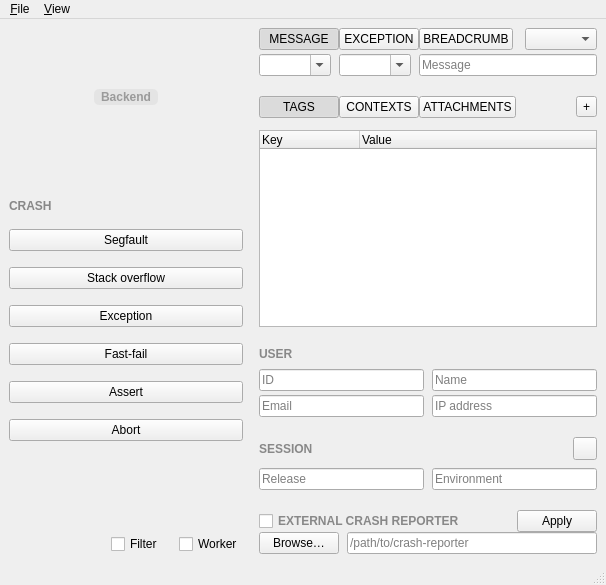
First picture: the form in src/sentrywindow.ui, repository jpnurmi/sentry-playground, before the edit.
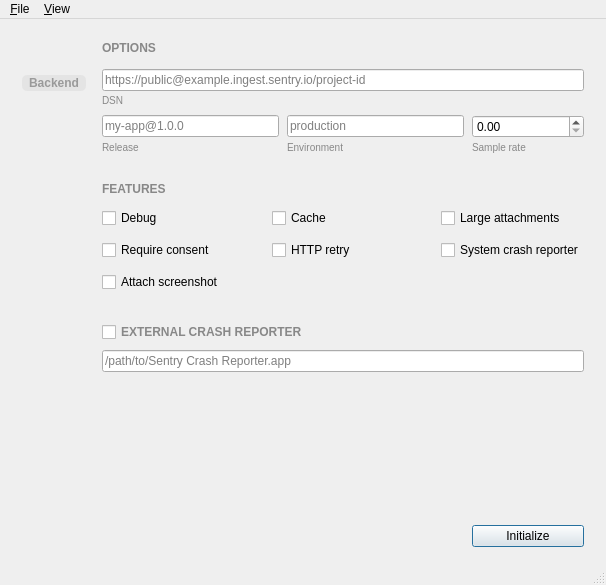
Second picture: the form after the edit. Icons and pictures are not drawn.

Commit message: Init page

```diff
--- a/src/sentrywindow.ui
+++ b/src/sentrywindow.ui
@@ -14,6 +14,548 @@
    <string>Sentry Playground</string>
   </property>
   <widget class="QWidget" name="centralwidget">
+   <layout class="QVBoxLayout" name="windowLayout">
+    <property name="spacing">
+     <number>0</number>
+    </property>
+    <property name="leftMargin">
+     <number>0</number>
+    </property>
+    <property name="topMargin">
+     <number>0</number>
+    </property>
+    <property name="rightMargin">
+     <number>0</number>
+    </property>
+    <property name="bottomMargin">
+     <number>0</number>
+    </property>
+    <item>
+     <widget class="QStackedWidget" name="pages">
+      <widget class="QWidget" name="initPage">
+       <layout class="QHBoxLayout" name="initColumnsLayout">
+        <property name="spacing">
+         <number>16</number>
+        </property>
+        <property name="leftMargin">
+         <number>22</number>
+        </property>
+        <property name="topMargin">
+         <number>22</number>
+        </property>
+        <property name="rightMargin">
+         <number>22</number>
+        </property>
+        <property name="bottomMargin">
+         <number>16</number>
+        </property>
+        <item>
+         <widget class="QWidget" name="initLeftPanel" native="true">
+          <layout class="QVBoxLayout" name="initLeftColumn">
+           <property name="spacing">
+            <number>0</number>
+           </property>
+           <property name="leftMargin">
+            <number>0</number>
+           </property>
+           <property name="topMargin">
+            <number>0</number>
+           </property>
+           <property name="rightMargin">
+            <number>0</number>
+           </property>
+           <property name="bottomMargin">
+            <number>0</number>
+           </property>
+           <item>
+            <spacer name="initLogoTopSpacer">
+             <property name="orientation">
+              <enum>Qt::Orientation::Vertical</enum>
+             </property>
+             <property name="sizeType">
+              <enum>QSizePolicy::Policy::Fixed</enum>
+             </property>
+             <property name="sizeHint" stdset="0">
+              <size>
+               <width>0</width>
+               <height>4</height>
+              </size>
+             </property>
+            </spacer>
+           </item>
+           <item>
+            <widget class="QLabel" name="initLogo">
+             <property name="pixmap">
+              <pixmap resource="../assets/assets.qrc">:/assets/sentry-glyph-light@2x.png</pixmap>
+             </property>
+             <property name="alignment">
+              <set>Qt::AlignmentFlag::AlignCenter</set>
+             </property>
+            </widget>
+           </item>
+           <item>
+            <spacer name="initLogoBackendSpacer">
+             <property name="orientation">
+              <enum>Qt::Orientation::Vertical</enum>
+             </property>
+             <property name="sizeType">
+              <enum>QSizePolicy::Policy::Fixed</enum>
+             </property>
+             <property name="sizeHint" stdset="0">
+              <size>
+               <width>0</width>
+               <height>16</height>
+              </size>
+             </property>
+            </spacer>
+           </item>
+           <item alignment="Qt::AlignmentFlag::AlignHCenter">
+            <widget class="QLabel" name="initBackendLabel">
+             <property name="styleSheet">
+              <string notr="true">color: #9a9a9a; font-weight: bold; background-color: rgba(136, 136, 136, 28); border: none; border-radius: 5px; padding: 1px 7px;</string>
+             </property>
+             <property name="text">
+              <string>Backend</string>
+             </property>
+             <property name="alignment">
+              <set>Qt::AlignmentFlag::AlignCenter</set>
+             </property>
+            </widget>
+           </item>
+           <item>
+            <spacer name="initLeftBottomSpacer">
+             <property name="orientation">
+              <enum>Qt::Orientation::Vertical</enum>
+             </property>
+             <property name="sizeHint" stdset="0">
+              <size>
+               <width>0</width>
+               <height>0</height>
+              </size>
+             </property>
+            </spacer>
+           </item>
+          </layout>
+         </widget>
+        </item>
+        <item>
+         <layout class="QVBoxLayout" name="initRightColumn">
+          <property name="spacing">
+           <number>0</number>
+          </property>
+          <item>
+           <widget class="QLabel" name="initOptionsHeader">
+            <property name="styleSheet">
+             <string notr="true">color: #888; font-weight: bold;</string>
+            </property>
+            <property name="text">
+             <string>OPTIONS</string>
+            </property>
+           </widget>
+          </item>
+          <item>
+           <spacer name="initOptionsHeaderSpacer">
+            <property name="orientation">
+             <enum>Qt::Orientation::Vertical</enum>
+            </property>
+            <property name="sizeType">
+             <enum>QSizePolicy::Policy::Fixed</enum>
+            </property>
+            <property name="sizeHint" stdset="0">
+             <size>
+              <width>0</width>
+              <height>14</height>
+             </size>
+            </property>
+           </spacer>
+          </item>
+          <item>
+           <layout class="QVBoxLayout" name="dsnFieldLayout">
+            <property name="spacing">
+             <number>3</number>
+            </property>
+            <item>
+             <widget class="QLineEdit" name="dsnEdit">
+              <property name="placeholderText">
+               <string>https://public@example.ingest.sentry.io/project-id</string>
+              </property>
+              <property name="clearButtonEnabled">
+               <bool>true</bool>
+              </property>
+             </widget>
+            </item>
+            <item>
+             <widget class="QLabel" name="dsnLabel">
+              <property name="styleSheet">
+               <string notr="true">color: #888; font-size: 10px;</string>
+              </property>
+              <property name="text">
+               <string>DSN</string>
+              </property>
+             </widget>
+            </item>
+           </layout>
+          </item>
+          <item>
+           <spacer name="dsnFieldsSpacer">
+            <property name="orientation">
+             <enum>Qt::Orientation::Vertical</enum>
+            </property>
+            <property name="sizeType">
+             <enum>QSizePolicy::Policy::Fixed</enum>
+            </property>
+            <property name="sizeHint" stdset="0">
+             <size>
+              <width>0</width>
+              <height>8</height>
+             </size>
+            </property>
+           </spacer>
+          </item>
+          <item>
+           <layout class="QGridLayout" name="initFieldsGrid">
+            <property name="horizontalSpacing">
+             <number>8</number>
+            </property>
+            <property name="verticalSpacing">
+             <number>3</number>
+            </property>
+            <item row="0" column="0">
+             <widget class="QLineEdit" name="initReleaseEdit">
+              <property name="placeholderText">
+               <string>my-app@1.0.0</string>
+              </property>
+             </widget>
+            </item>
+            <item row="0" column="1">
+             <widget class="QLineEdit" name="initEnvironmentEdit">
+              <property name="placeholderText">
+               <string>production</string>
+              </property>
+             </widget>
+            </item>
+            <item row="0" column="2">
+             <widget class="QDoubleSpinBox" name="tracesSampleRateBox">
+              <property name="minimumSize">
+               <size>
+                <width>112</width>
+                <height>0</height>
+               </size>
+              </property>
+              <property name="decimals">
+               <number>2</number>
+              </property>
+              <property name="maximum">
+               <double>1.000000000000000</double>
+              </property>
+              <property name="singleStep">
+               <double>0.100000000000000</double>
+              </property>
+             </widget>
+            </item>
+            <item row="1" column="0">
+             <widget class="QLabel" name="initReleaseLabel">
+              <property name="styleSheet">
+               <string notr="true">color: #888; font-size: 10px;</string>
+              </property>
+              <property name="text">
+               <string>Release</string>
+              </property>
+             </widget>
+            </item>
+            <item row="1" column="1">
+             <widget class="QLabel" name="initEnvironmentLabel">
+              <property name="styleSheet">
+               <string notr="true">color: #888; font-size: 10px;</string>
+              </property>
+              <property name="text">
+               <string>Environment</string>
+              </property>
+             </widget>
+            </item>
+            <item row="1" column="2">
+             <widget class="QLabel" name="tracesSampleRateLabel">
+              <property name="styleSheet">
+               <string notr="true">color: #888; font-size: 10px;</string>
+              </property>
+              <property name="text">
+               <string>Sample rate</string>
+              </property>
+             </widget>
+            </item>
+           </layout>
+          </item>
+          <item>
+           <spacer name="featuresTopSpacer">
+            <property name="orientation">
+             <enum>Qt::Orientation::Vertical</enum>
+            </property>
+            <property name="sizeType">
+             <enum>QSizePolicy::Policy::Fixed</enum>
+            </property>
+            <property name="sizeHint" stdset="0">
+             <size>
+              <width>0</width>
+              <height>28</height>
+             </size>
+            </property>
+           </spacer>
+          </item>
+          <item>
+           <widget class="QLabel" name="featuresHeader">
+            <property name="styleSheet">
+             <string notr="true">color: #888; font-weight: bold;</string>
+            </property>
+            <property name="text">
+             <string>FEATURES</string>
+            </property>
+           </widget>
+          </item>
+          <item>
+           <spacer name="featuresHeaderSpacer">
+            <property name="orientation">
+             <enum>Qt::Orientation::Vertical</enum>
+            </property>
+            <property name="sizeType">
+             <enum>QSizePolicy::Policy::Fixed</enum>
+            </property>
+            <property name="sizeHint" stdset="0">
+             <size>
+              <width>0</width>
+              <height>10</height>
+             </size>
+            </property>
+           </spacer>
+          </item>
+          <item>
+           <layout class="QGridLayout" name="optionsLayout">
+            <property name="horizontalSpacing">
+             <number>32</number>
+            </property>
+            <property name="verticalSpacing">
+             <number>8</number>
+            </property>
+            <item row="1" column="0">
+             <widget class="QCheckBox" name="requireUserConsentBox">
+              <property name="minimumSize">
+               <size>
+                <width>0</width>
+                <height>24</height>
+               </size>
+              </property>
+              <property name="text">
+               <string>Require consent</string>
+              </property>
+             </widget>
+            </item>
+            <item row="2" column="0">
+             <widget class="QCheckBox" name="attachScreenshotBox">
+              <property name="minimumSize">
+               <size>
+                <width>0</width>
+                <height>24</height>
+               </size>
+              </property>
+              <property name="text">
+               <string>Attach screenshot</string>
+              </property>
+             </widget>
+            </item>
+            <item row="0" column="0">
+             <widget class="QCheckBox" name="debugBox">
+              <property name="sizePolicy">
+               <sizepolicy hsizetype="MinimumExpanding" vsizetype="Fixed">
+                <horstretch>1</horstretch>
+                <verstretch>0</verstretch>
+               </sizepolicy>
+              </property>
+              <property name="minimumSize">
+               <size>
+                <width>0</width>
+                <height>24</height>
+               </size>
+              </property>
+              <property name="text">
+               <string>Debug</string>
+              </property>
+             </widget>
+            </item>
+            <item row="0" column="1">
+             <widget class="QCheckBox" name="cacheKeepBox">
+              <property name="sizePolicy">
+               <sizepolicy hsizetype="MinimumExpanding" vsizetype="Fixed">
+                <horstretch>1</horstretch>
+                <verstretch>0</verstretch>
+               </sizepolicy>
+              </property>
+              <property name="minimumSize">
+               <size>
+                <width>0</width>
+                <height>24</height>
+               </size>
+              </property>
+              <property name="text">
+               <string>Cache</string>
+              </property>
+             </widget>
+            </item>
+            <item row="0" column="2">
+             <widget class="QCheckBox" name="enableLargeAttachmentsBox">
+              <property name="sizePolicy">
+               <sizepolicy hsizetype="MinimumExpanding" vsizetype="Fixed">
+                <horstretch>1</horstretch>
+                <verstretch>0</verstretch>
+               </sizepolicy>
+              </property>
+              <property name="minimumSize">
+               <size>
+                <width>0</width>
+                <height>24</height>
+               </size>
+              </property>
+              <property name="text">
+               <string>Large attachments</string>
+              </property>
+             </widget>
+            </item>
+            <item row="1" column="1">
+             <widget class="QCheckBox" name="httpRetryBox">
+              <property name="minimumSize">
+               <size>
+                <width>0</width>
+                <height>24</height>
+               </size>
+              </property>
+              <property name="text">
+               <string>HTTP retry</string>
+              </property>
+             </widget>
+            </item>
+            <item row="1" column="2">
+             <widget class="QCheckBox" name="systemCrashReporterBox">
+              <property name="minimumSize">
+               <size>
+                <width>0</width>
+                <height>24</height>
+               </size>
+              </property>
+              <property name="text">
+               <string>System crash reporter</string>
+              </property>
+             </widget>
+            </item>
+           </layout>
+          </item>
+          <item>
+           <spacer name="externalReporterTopSpacer">
+            <property name="orientation">
+             <enum>Qt::Orientation::Vertical</enum>
+            </property>
+            <property name="sizeType">
+             <enum>QSizePolicy::Policy::Fixed</enum>
+            </property>
+            <property name="sizeHint" stdset="0">
+             <size>
+              <width>0</width>
+              <height>28</height>
+             </size>
+            </property>
+           </spacer>
+          </item>
+          <item>
+           <widget class="QCheckBox" name="externalReporterBox">
+            <property name="styleSheet">
+             <string notr="true">QCheckBox { color: #888; font-weight: bold; }</string>
+            </property>
+            <property name="text">
+             <string>EXTERNAL CRASH REPORTER</string>
+            </property>
+           </widget>
+          </item>
+          <item>
+           <spacer name="externalReporterFieldsTopSpacer">
+            <property name="orientation">
+             <enum>Qt::Orientation::Vertical</enum>
+            </property>
+            <property name="sizeType">
+             <enum>QSizePolicy::Policy::Fixed</enum>
+            </property>
+            <property name="sizeHint" stdset="0">
+             <size>
+              <width>0</width>
+              <height>8</height>
+             </size>
+            </property>
+           </spacer>
+          </item>
+          <item>
+           <layout class="QHBoxLayout" name="reporterFieldsLayout">
+            <property name="spacing">
+             <number>8</number>
+            </property>
+            <item>
+	             <widget class="QLineEdit" name="externalReporterPathEdit">
+	              <property name="placeholderText">
+	               <string>/path/to/Sentry Crash Reporter.app</string>
+	              </property>
+	             </widget>
+            </item>
+           </layout>
+          </item>
+          <item>
+           <spacer name="initFormBottomSpacer">
+            <property name="orientation">
+             <enum>Qt::Orientation::Vertical</enum>
+            </property>
+            <property name="sizeHint" stdset="0">
+             <size>
+              <width>0</width>
+              <height>0</height>
+             </size>
+            </property>
+           </spacer>
+          </item>
+          <item>
+           <layout class="QHBoxLayout" name="initFooterLayout">
+            <property name="topMargin">
+             <number>16</number>
+            </property>
+            <item>
+             <spacer name="initFooterSpacer">
+              <property name="orientation">
+               <enum>Qt::Orientation::Horizontal</enum>
+              </property>
+              <property name="sizeHint" stdset="0">
+               <size>
+                <width>0</width>
+                <height>0</height>
+               </size>
+              </property>
+             </spacer>
+            </item>
+            <item>
+             <widget class="QPushButton" name="initializeButton">
+              <property name="minimumSize">
+               <size>
+                <width>112</width>
+                <height>0</height>
+               </size>
+              </property>
+              <property name="text">
+               <string>Initialize</string>
+              </property>
+              <property name="default">
+               <bool>true</bool>
+              </property>
+             </widget>
+            </item>
+           </layout>
+          </item>
+         </layout>
+        </item>
+       </layout>
+      </widget>
+      <widget class="QWidget" name="runtimePage">
    <layout class="QVBoxLayout" name="rootLayout">
     <item>
      <layout class="QHBoxLayout" name="columnsLayout">
@@ -611,90 +1153,13 @@
           </item>
          </layout>
         </item>
-        <item>
-         <spacer name="reporterSectionSpacer">
-          <property name="orientation">
-           <enum>Qt::Orientation::Vertical</enum>
-          </property>
-          <property name="sizeType">
-           <enum>QSizePolicy::Policy::Fixed</enum>
-          </property>
-          <property name="sizeHint" stdset="0">
-           <size>
-            <width>0</width>
-            <height>16</height>
-           </size>
-          </property>
-         </spacer>
-        </item>
-        <item>
-         <layout class="QVBoxLayout" name="reporterSection">
-          <property name="spacing">
-           <number>0</number>
-          </property>
-          <item>
-           <layout class="QHBoxLayout" name="reporterHeaderLayout">
-            <property name="spacing">
-             <number>8</number>
-            </property>
-            <item>
-             <widget class="QCheckBox" name="reporterEnabledBox">
-              <property name="styleSheet">
-               <string notr="true">QCheckBox { color: #888; font-weight: bold; }</string>
-              </property>
-              <property name="text">
-               <string>EXTERNAL CRASH REPORTER</string>
-              </property>
-             </widget>
-            </item>
-            <item>
-             <spacer name="reporterHeaderSpacer">
-              <property name="orientation">
-               <enum>Qt::Orientation::Horizontal</enum>
-              </property>
-              <property name="sizeHint" stdset="0">
-               <size>
-                <width>0</width>
-                <height>0</height>
-               </size>
-              </property>
-             </spacer>
-            </item>
-            <item>
-             <widget class="QPushButton" name="reporterApplyButton">
-              <property name="text">
-               <string>Apply</string>
-              </property>
-             </widget>
-            </item>
            </layout>
           </item>
-          <item>
-           <layout class="QHBoxLayout" name="reporterFieldsLayout">
-            <property name="spacing">
-             <number>8</number>
-            </property>
-            <item>
-             <widget class="QPushButton" name="reporterBrowseButton">
-              <property name="text">
-               <string>Browse…</string>
-              </property>
-             </widget>
-            </item>
-            <item>
-             <widget class="QLineEdit" name="reporterPathEdit">
-              <property name="placeholderText">
-               <string>/path/to/crash-reporter</string>
-              </property>
-             </widget>
-            </item>
            </layout>
           </item>
          </layout>
-        </item>
-       </layout>
-      </item>
-     </layout>
+      </widget>
+     </widget>
     </item>
    </layout>
   </widget>
```
Left out of the diff: 2 changed lines with no effect on the pictures. Lines whose indentation alone changed are shown as unchanged. The commit also changes 7 other files.
